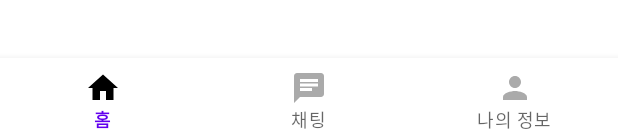
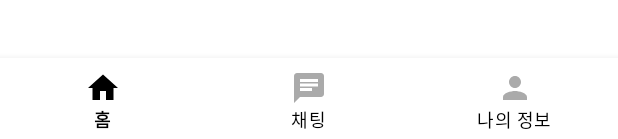
Before and after one commit to CogoCoding/Android_Kot_Prac, an Android app: the layout activity_main_kot13.xml on its own in the app's theme, with its tools: preview values and no code run, on a phone screen of 412 x 824 dp. Shown: the part 1094-1233 px from the top of the screen. Run offline under Robolectric (Android 15) with nearby library versions, the light colour scheme and no system bars.

Commit message:
kot13_init_xml

```diff
--- a/app/src/main/res/layout/activity_main_kot13.xml
+++ b/app/src/main/res/layout/activity_main_kot13.xml
@@ -19,6 +19,7 @@
         app:layout_constraintStart_toStartOf="parent"
         app:layout_constraintBottom_toBottomOf="parent"
         app:layout_constraintEnd_toEndOf="parent"
+        app:itemTextColor="@color/black"
         app:menu="@menu/bottom_navigation_menu"
         app:itemIconTint="@drawable/selector_menu_color"/>
 
```
